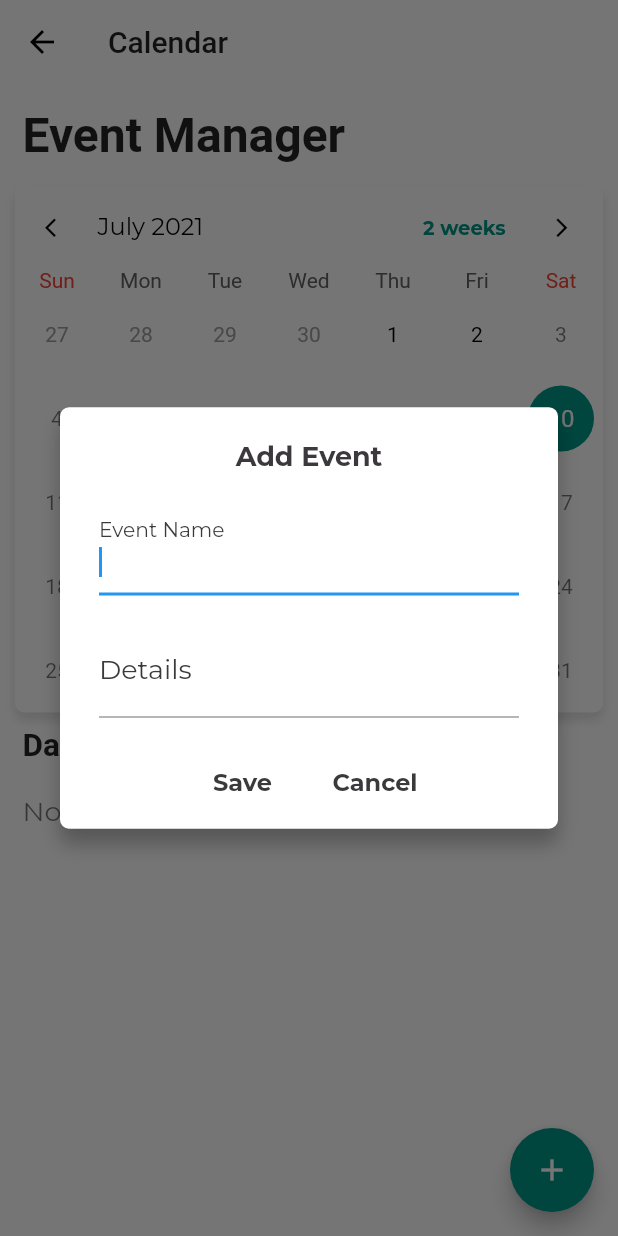
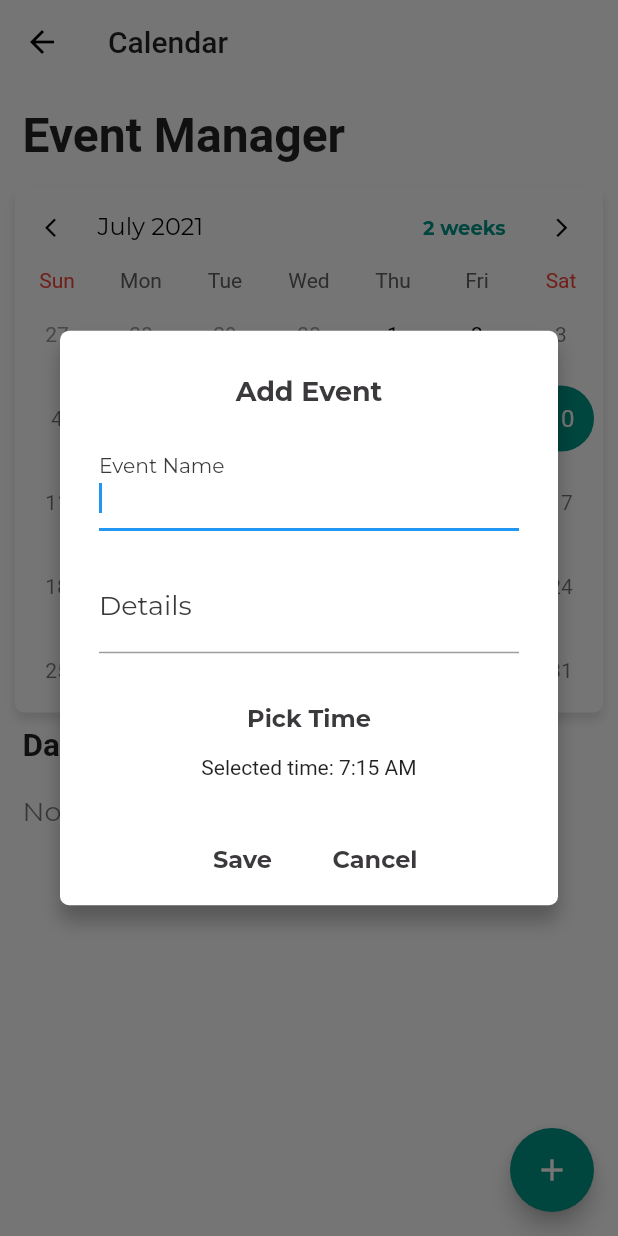
Before and after one commit to juriemaeac/ACADEMIA, a Flutter app: the Calendar screen opened by its route, after a tap on the "add" icon, on a phone screen of 412 x 824 dp. Run offline on Flutter 3.47's test engine with Material 2 defaults, Android fonts, the phone set to English and light mode, and no system bars; drawn by our look-alikes of table_calendar; our stand-ins replace animated_splash_screen, firebase_auth, firebase_core, flip_card, flutter_signin_button, flutter_slidable and 8 more; accounts and stored records are empty.

Commit message:
added time picker

```diff
--- a/project_academia/lib/calendar/calendarScreen.dart
+++ b/project_academia/lib/calendar/calendarScreen.dart
@@ -14,6 +14,7 @@ class Calendar extends StatefulWidget {
 }
 
 class _CalendarState extends State<Calendar> {
+  TimeOfDay _time = TimeOfDay(hour: 7, minute: 15);
   DateTime _selectedDay = DateTime.now();
   DateTime _date = DateTime.now();
   TextEditingController _dateController = TextEditingController();
@@ -74,6 +75,18 @@ class _CalendarState extends State<Calendar> {
     });
   }
 
+  void _selectTime() async {
+    final TimeOfDay newTime = await showTimePicker(
+      context: context,
+      initialTime: _time,
+    );
+    if (newTime != null) {
+      setState(() {
+        _time = newTime;
+      });
+    }
+  }
+
   void _create(BuildContext context) {
     String _name = "";
     String _details = "";
@@ -124,6 +137,15 @@ class _CalendarState extends State<Calendar> {
                 fontSize: 16,
                 fontWeight: FontWeight.bold)),
         onPressed: () => Navigator.of(context).pop(false));
+    var pickTime = FlatButton(
+        child: Text('Pick Time',
+            style: GoogleFonts.montserrat(
+                color: Color.fromRGBO(59, 57, 60, 1),
+                fontSize: 16,
+                fontWeight: FontWeight.bold)),
+        onPressed: () {
+          _selectTime();
+        });
     showDialog(
       context: context,
       builder: (BuildContext context) => Dialog(
@@ -134,7 +156,8 @@ class _CalendarState extends State<Calendar> {
         backgroundColor: Colors.transparent,
         child: Stack(
           children: <Widget>[
-            Container(
+            SingleChildScrollView(
+              child: Container(
                 padding: EdgeInsets.all(6),
                 decoration: BoxDecoration(
                   color: Colors.white,
@@ -151,7 +174,7 @@ class _CalendarState extends State<Calendar> {
                 child: Column(
                   mainAxisSize: MainAxisSize.min, // To make the card compact
                   children: <Widget>[
-                  SizedBox(height: 16.0),
+                    SizedBox(height: 24.0),
                     Text("Add Event",
                         style: GoogleFonts.montserrat(
                             color: Color.fromRGBO(59, 57, 60, 1),
@@ -169,10 +192,23 @@ class _CalendarState extends State<Calendar> {
                         children: <Widget>[content1],
                       ),
                     ),
-                  Row(
+                    Container(
+                      padding: EdgeInsets.fromLTRB(20, 0, 20, 0),
+                      child: Column(
+                        children: <Widget>[pickTime],
+                      ),
+                    ),
+                    Text(
+                      'Selected time: ${_time.format(context)}',
+                    ),
+                    Container(
+                      padding: EdgeInsets.fromLTRB(0, 30, 0, 0),
+                      child: Row(
                           mainAxisSize: MainAxisSize.min,
                           children: <Widget>[btn, cancelButton]),
+                    ),
                   ],
+                ),
               ),
             ),
           ],
@@ -347,3 +383,44 @@ class _CalendarState extends State<Calendar> {
     );
   }
 }
+
+class TimePicker extends StatefulWidget {
+  @override
+  _TimePickerState createState() => _TimePickerState();
+}
+
+class _TimePickerState extends State<TimePicker> {
+  TimeOfDay _time = TimeOfDay(hour: 7, minute: 15);
+
+  void _selectTime() async {
+    final TimeOfDay newTime = await showTimePicker(
+      context: context,
+      initialTime: _time,
+    );
+    if (newTime != null) {
+      setState(() {
+        _time = newTime;
+      });
+    }
+  }
+
+  Widget build(BuildContext context) {
+    return Scaffold(
+      body: Center(
+        child: Column(
+          mainAxisAlignment: MainAxisAlignment.center,
+          children: [
+            ElevatedButton(
+              onPressed: _selectTime,
+              child: Text('SELECT TIME'),
+            ),
+            SizedBox(height: 8),
+            Text(
+              'Selected time: ${_time.format(context)}',
+            ),
+          ],
+        ),
+      ),
+    );
+  }
+}
```
Also changed, not shown: project_academia/lib/calendar/timePicker.dart (deleted, +0 -43 lines). Lines whose indentation alone changed are shown as unchanged.
